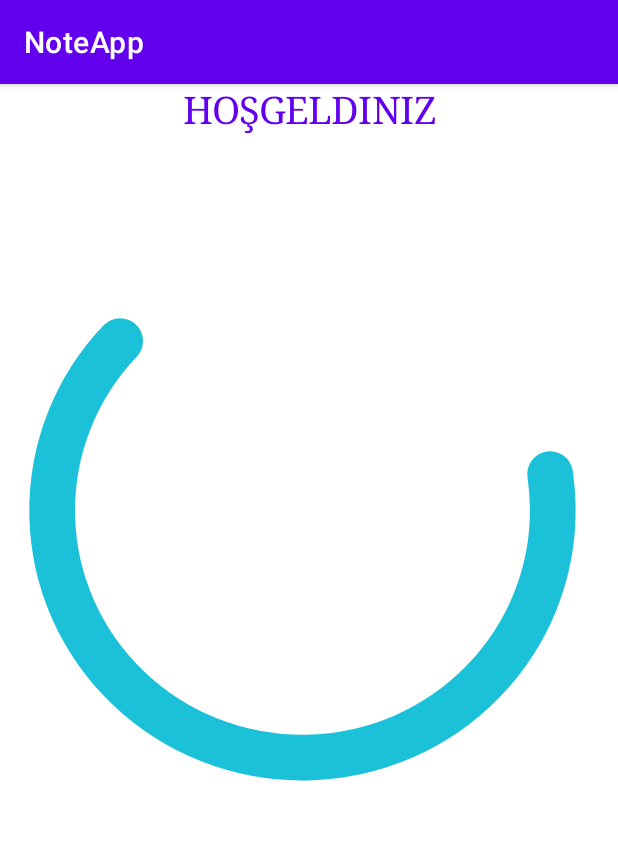
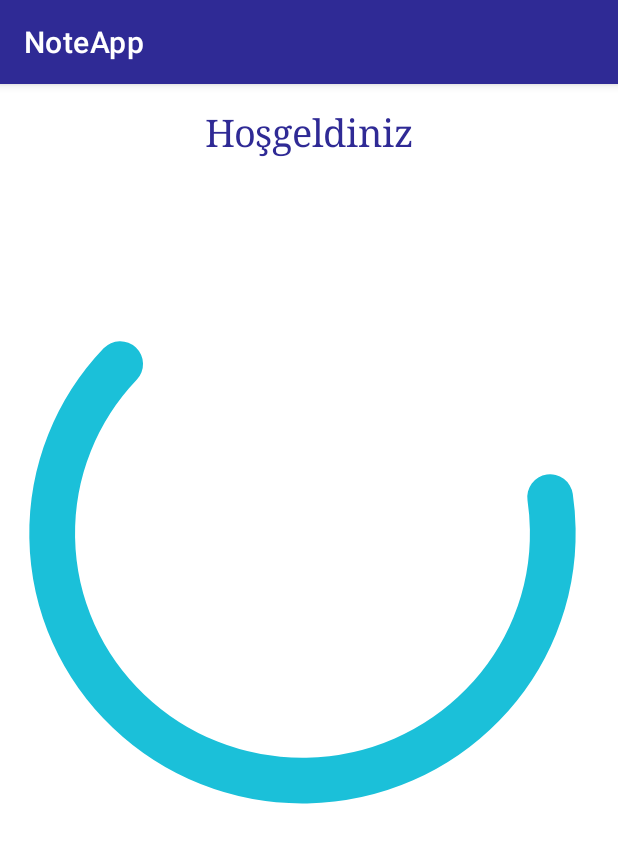
Before and after one commit to ozanorfa/note-app, an Android app: the SplashFragment screen opened directly, with no data from a screen before it, on a phone screen of 412 x 824 dp. Shown: the top 843 px of the screen. Run offline under Robolectric (Android 15) with nearby library versions, the phone set to English and light mode, and no system bars; our stand-ins replace data binding; 2 statements that could not run were skipped.

```diff
--- a/app/src/main/AndroidManifest.xml
+++ b/app/src/main/AndroidManifest.xml
@@ -9,7 +9,11 @@
         android:roundIcon="@mipmap/ic_launcher_round"
         android:supportsRtl="true"
         android:theme="@style/Theme.NoteApp">
-        <activity android:name=".MainActivity">
+        <activity
+            android:name=".MainActivity"
+            android:windowSoftInputMode="adjustPan"
+            android:screenOrientation="fullSensor"
+            android:exported="true">
             <intent-filter>
                 <action android:name="android.intent.action.MAIN" />
 
--- a/app/src/main/java/com/task/noteapp/ui/splash/SplashFragment.kt
+++ b/app/src/main/java/com/task/noteapp/ui/splash/SplashFragment.kt
@@ -34,7 +34,7 @@ class SplashFragment : BaseFragment() {
         binding.lifecycleOwner = this
         binding.vm = viewModel
 
-        val lottieModel = LottieModel("loading_rainbow.json", getString(R.string.welcome), R.color.purple_500, 25)
+        val lottieModel = LottieModel("loading_rainbow.json", getString(R.string.welcome), R.color.colorPrimary, 25)
         viewModel.lottieModel.postValue(lottieModel)
 
         lifecycleScope.launch {
--- a/app/src/main/java/com/task/noteapp/ui/splash/SplashViewModel.kt
+++ b/app/src/main/java/com/task/noteapp/ui/splash/SplashViewModel.kt
@@ -12,8 +12,4 @@ class SplashViewModel : BaseViewModel() {
     override fun onCleared() {
         super.onCleared()
     }
-
-
-
-
 }
--- a/app/src/main/res/layout/splash_fragment.xml
+++ b/app/src/main/res/layout/splash_fragment.xml
@@ -23,7 +23,7 @@
             android:textSizeMan="@{vm.lottieModel.textSize}"
             android:layout_width="match_parent"
             android:gravity="center"
-            android:textAllCaps="true"
+            android:layout_marginTop="15dp"
             android:typeface="serif"
             android:layout_height="wrap_content"
             tools:textSizeMan="92"
--- a/app/src/main/res/values-night/themes.xml
+++ b/app/src/main/res/values-night/themes.xml
@@ -2,12 +2,12 @@
     <!-- Base application theme. -->
     <style name="Theme.NoteApp" parent="Theme.MaterialComponents.DayNight.DarkActionBar">
         <!-- Primary brand color. -->
-        <item name="colorPrimary">@color/purple_200</item>
-        <item name="colorPrimaryVariant">@color/purple_700</item>
+        <item name="colorPrimary">@color/colorPrimaryDark</item>
+        <item name="colorPrimaryVariant">@color/colorPrimaryDark</item>
         <item name="colorOnPrimary">@color/black</item>
         <!-- Secondary brand color. -->
-        <item name="colorSecondary">@color/teal_200</item>
-        <item name="colorSecondaryVariant">@color/teal_200</item>
+        <item name="colorSecondary">@color/dark_azure</item>
+        <item name="colorSecondaryVariant">@color/dark_azure</item>
         <item name="colorOnSecondary">@color/black</item>
         <!-- Status bar color. -->
         <item name="android:statusBarColor" tools:targetApi="l">?attr/colorPrimaryVariant</item>
--- a/app/src/main/res/values/colors.xml
+++ b/app/src/main/res/values/colors.xml
@@ -1,10 +1,12 @@
 <?xml version="1.0" encoding="utf-8"?>
 <resources>
-    <color name="purple_200">#FFBB86FC</color>
-    <color name="purple_500">#FF6200EE</color>
-    <color name="purple_700">#FF3700B3</color>
-    <color name="teal_200">#FF03DAC5</color>
+
+    <color name="colorPrimary">@color/french_blue</color>
+    <color name="colorPrimaryDark">@color/french_blue</color>
+    <color name="azure">#00ccff</color>
+    <color name="dark_azure">#00b7ff</color>
     <color name="teal_700">#FF018786</color>
     <color name="black">#FF000000</color>
     <color name="white">#FFFFFFFF</color>
+    <color name="french_blue">#2f2a95</color>
 </resources>
--- a/app/src/main/res/values/strings.xml
+++ b/app/src/main/res/values/strings.xml
@@ -1,4 +1,5 @@
 <resources>
     <string name="app_name">NoteApp</string>
     <string name="welcome">Hoşgeldiniz</string>
+    <string name="database_name">note_database</string>
 </resources>
--- a/app/src/main/res/values/themes.xml
+++ b/app/src/main/res/values/themes.xml
@@ -2,11 +2,11 @@
     <!-- Base application theme. -->
     <style name="Theme.NoteApp" parent="Theme.MaterialComponents.DayNight.DarkActionBar">
         <!-- Primary brand color. -->
-        <item name="colorPrimary">@color/purple_500</item>
-        <item name="colorPrimaryVariant">@color/purple_700</item>
+        <item name="colorPrimary">@color/colorPrimary</item>
+        <item name="colorPrimaryVariant">@color/colorPrimary</item>
         <item name="colorOnPrimary">@color/white</item>
         <!-- Secondary brand color. -->
-        <item name="colorSecondary">@color/teal_200</item>
+        <item name="colorSecondary">@color/azure</item>
         <item name="colorSecondaryVariant">@color/teal_700</item>
         <item name="colorOnSecondary">@color/black</item>
         <!-- Status bar color. -->
```
Also changed, not shown: app/src/main/java/com/task/noteapp/data/NoteDatabase.kt (added, +34 -0 lines), app/src/main/java/com/task/noteapp/data/note/Note.kt (added, +17 -0 lines), app/src/main/java/com/task/noteapp/data/note/NoteRepository.kt (added, +20 -0 lines), app/src/main/java/com/task/noteapp/data/note/NotesDao.kt (added, +21 -0 lines), app/src/main/java/com/task/noteapp/ui/notelists/NoteListFragment.kt (+10 -5 lines), app/src/main/java/com/task/noteapp/ui/notelists/NoteListViewModel.kt (+16 -2 lines).
